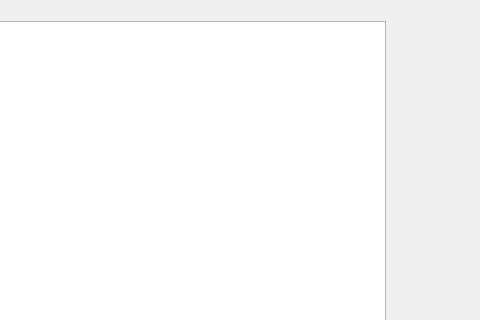
This is qtodo.ui in lcclcc233/Qtodo as Qt 5 draws it before an edit; both pictures show x 320 to 800 and y 0 to 320 of the 800 by 600 pixel window. The edited form follows.
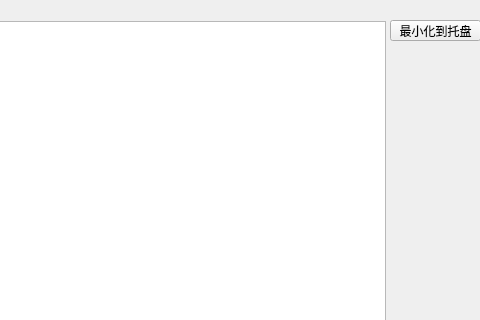
This is the edited form.

```diff
--- a/qtodo.ui
+++ b/qtodo.ui
@@ -37,6 +37,19 @@
      </rect>
     </property>
    </widget>
+   <widget class="QPushButton" name="hideButton">
+    <property name="geometry">
+     <rect>
+      <x>710</x>
+      <y>20</y>
+      <width>91</width>
+      <height>21</height>
+     </rect>
+    </property>
+    <property name="text">
+     <string>最小化到托盘</string>
+    </property>
+   </widget>
   </widget>
   <widget class="QMenuBar" name="menubar">
    <property name="geometry">
```
